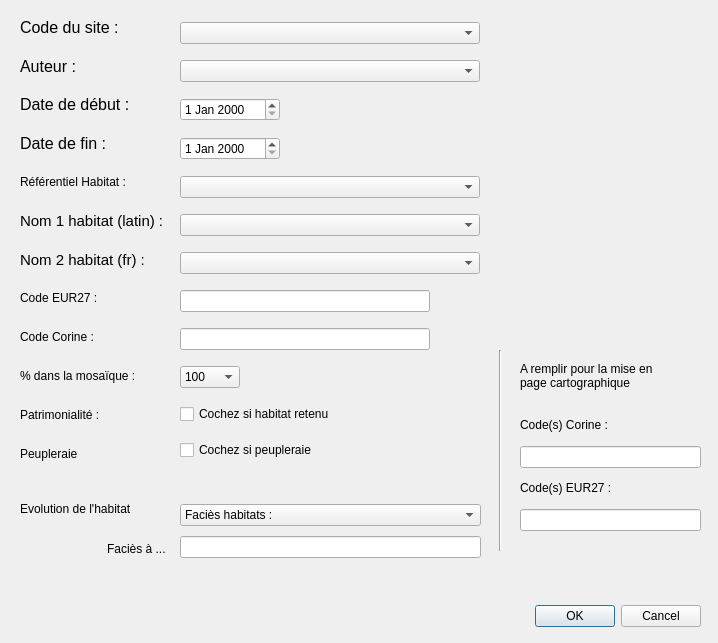
Before: the Qt Designer form ui_bdhabnat_dialog.ui in CEN-Hauts-de-France/bdhabnat_cenhdf, drawn with Qt 5.
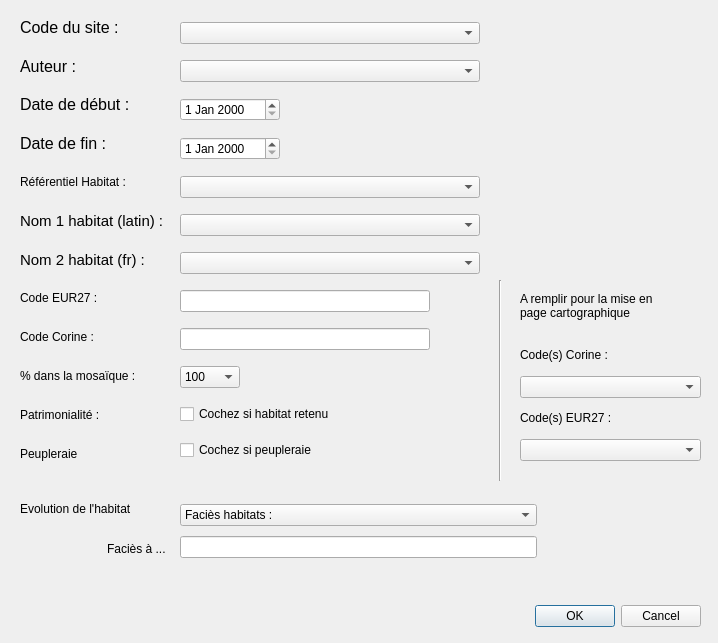
After: the same form once the commit is applied.

Commit message: Code Corine et Eur27 : désactivation de la fonction "coreur27" qui utilisait les contrôles txt_codecorine et txt_codeur27 pour remplir automatiquement les colonnes "code_corine" et "code_eur27" de la table t_ce_habnat_surf. Au chargement du module, les nouvelles combobox : cbx_corine_mep et cbx_eur27_mep sont remplies par les codes Corine et Eur27. L'utilisateur peut choisir ces codes indépendemment de l'habitat sélectionné. Le résultat du choix est enregistré dans la table t_ce_habnat_surf.

The edit to the form file:
```diff
--- a/ui_bdhabnat_dialog.ui
+++ b/ui_bdhabnat_dialog.ui
@@ -420,7 +420,7 @@
    <property name="geometry">
     <rect>
      <x>520</x>
-     <y>350</y>
+     <y>280</y>
      <width>161</width>
      <height>51</height>
     </rect>
@@ -439,7 +439,7 @@
    <property name="geometry">
     <rect>
      <x>490</x>
-     <y>350</y>
+     <y>280</y>
      <width>20</width>
      <height>201</height>
     </rect>
@@ -482,7 +482,7 @@
     <rect>
      <x>180</x>
      <y>500</y>
-     <width>301</width>
+     <width>357</width>
      <height>62</height>
     </rect>
    </property>
@@ -585,7 +585,7 @@
    <property name="geometry">
     <rect>
      <x>520</x>
-     <y>410</y>
+     <y>340</y>
      <width>181</width>
      <height>121</height>
     </rect>
@@ -602,7 +602,7 @@
      </widget>
     </item>
     <item>
-     <widget class="QLineEdit" name="txt_corine_mep"/>
+     <widget class="QComboBox" name="cbx_corine_mep"/>
     </item>
     <item>
      <widget class="QLabel" name="lbl_codeeur27_mep">
@@ -615,7 +615,7 @@
      </widget>
     </item>
     <item>
-     <widget class="QLineEdit" name="txt_eur27_mep"/>
+     <widget class="QComboBox" name="cbx_eur27_mep"/>
     </item>
    </layout>
   </widget>
```
Left out of the diff: 2 changed lines with no effect on the pictures. The commit also changes 1 other file.
